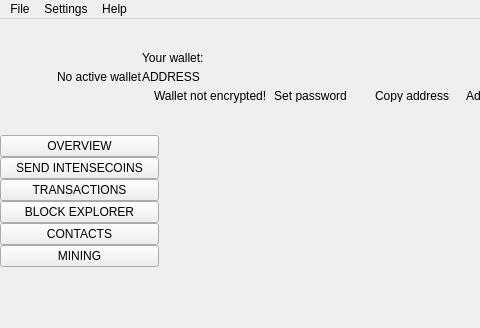
This is src/Gui/MainWindow/MainWindow.ui in coinchangemarket/coinchange-gui as Qt 5 draws it before an edit; both pictures show x 0 to 480 and y 0 to 328 of the 1273 by 824 pixel window. The edited form follows.
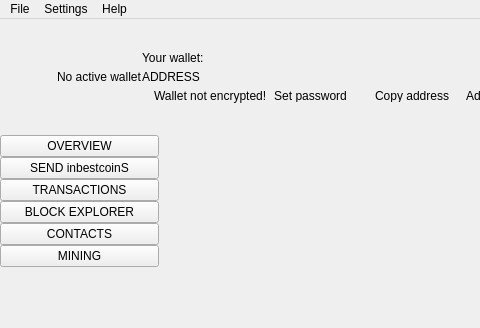
This is the edited form. Icons and pictures are not drawn. Custom widgets are drawn as their Qt base class.

```diff
--- a/src/Gui/MainWindow/MainWindow.ui
+++ b/src/Gui/MainWindow/MainWindow.ui
@@ -620,7 +620,7 @@
             <enum>Qt::NoFocus</enum>
            </property>
            <property name="text">
-            <string>SEND INTENSECOINS</string>
+            <string>SEND inbestcoinS</string>
            </property>
            <property name="checkable">
             <bool>true</bool>
```
Left out of the diff: 10 changed lines with no effect on the pictures.
